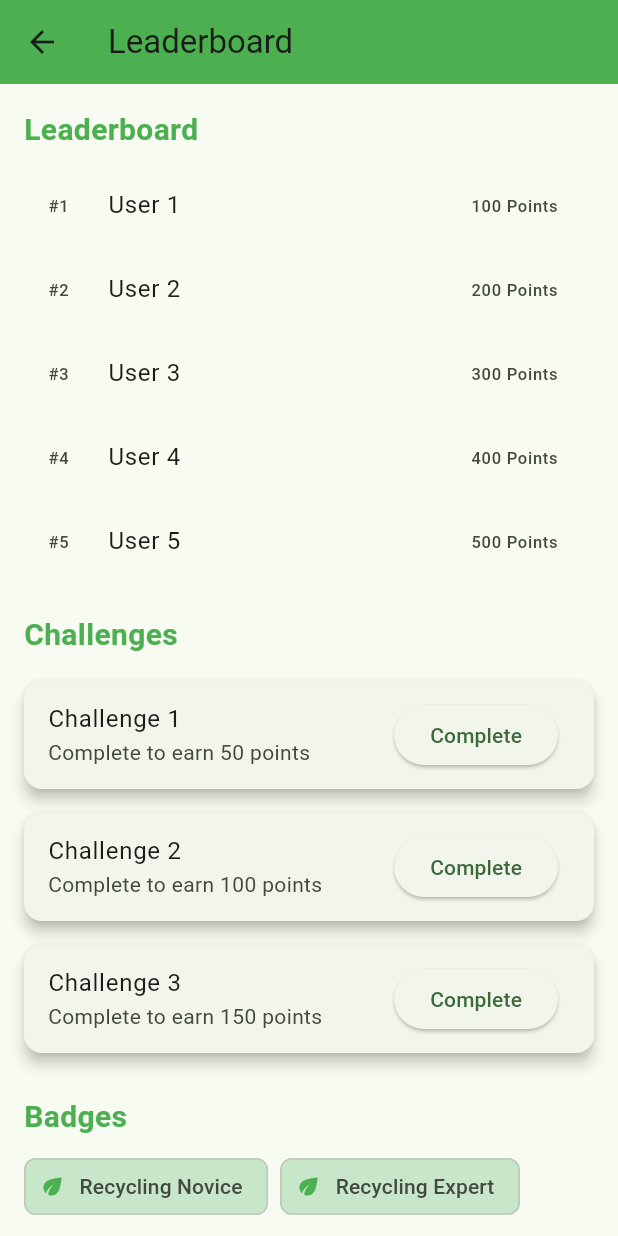
After one commit to Sreys10/ngo_app2, a Flutter app: the RecyclingPage screen opened directly, scrolled down 1049 dp, after a tap on "View Leaderboard", on a phone screen of 412 x 824 dp. The commit adds this screen. Run offline on Flutter 3.47's test engine with Material 3 defaults, Android fonts, the phone set to English and light mode, and no system bars.

Commit message:
added gamification function in recycle page

```diff
--- /dev/null
+++ b/ngo_app/lib/recycle/gamification.dart
@@ -0,0 +1,181 @@
+// gamification.dart
+import 'package:flutter/material.dart';
+
+class LeaderboardPage extends StatelessWidget {
+  const LeaderboardPage({super.key});
+
+  @override
+  Widget build(BuildContext context) {
+    return Scaffold(
+      appBar: AppBar(
+        title: const Text('Leaderboard'),
+        backgroundColor: Colors.green,
+        elevation: 0,
+      ),
+      body: SingleChildScrollView(
+        child: Padding(
+          padding: const EdgeInsets.all(16.0),
+          child: Column(
+            crossAxisAlignment: CrossAxisAlignment.start,
+            children: [
+              _buildLeaderboardSection(),
+              const SizedBox(height: 20),
+              _buildChallengesSection(context),
+              const SizedBox(height: 20),
+              _buildBadgesSection(),
+              const SizedBox(height: 20),
+              _buildRewardsSection(context),
+            ],
+          ),
+        ),
+      ),
+    );
+  }
+
+  Widget _buildLeaderboardSection() {
+    return Column(
+      crossAxisAlignment: CrossAxisAlignment.start,
+      children: [
+        const Text(
+          'Leaderboard',
+          style: TextStyle(
+            fontSize: 20,
+            fontWeight: FontWeight.bold,
+            color: Colors.green,
+          ),
+        ),
+        const SizedBox(height: 8),
+        ListView.builder(
+          shrinkWrap: true,
+          physics: const NeverScrollableScrollPhysics(),
+          itemCount: 5,
+          itemBuilder: (context, index) {
+            return ListTile(
+              leading: Text('#${index + 1}'),
+              title: Text('User ${index + 1}'),
+              trailing: Text('${(index + 1) * 100} Points'),
+            );
+          },
+        ),
+      ],
+    );
+  }
+
+  Widget _buildChallengesSection(BuildContext context) {
+    return Column(
+      crossAxisAlignment: CrossAxisAlignment.start,
+      children: [
+        const Text(
+          'Challenges',
+          style: TextStyle(
+            fontSize: 20,
+            fontWeight: FontWeight.bold,
+            color: Colors.green,
+          ),
+        ),
+        const SizedBox(height: 8),
+        ListView.builder(
+          shrinkWrap: true,
+          physics: const NeverScrollableScrollPhysics(),
+          itemCount: 3,
+          itemBuilder: (context, index) {
+            return Card(
+              margin: const EdgeInsets.symmetric(vertical: 8),
+              elevation: 4,
+              shape: RoundedRectangleBorder(
+                borderRadius: BorderRadius.circular(12),
+              ),
+              child: ListTile(
+                title: Text('Challenge ${index + 1}'),
+                subtitle: Text('Complete to earn ${(index + 1) * 50} points'),
+                trailing: ElevatedButton(
+                  onPressed: () {
+                    ScaffoldMessenger.of(context).showSnackBar(
+                      SnackBar(
+                        content: Text('Challenge ${index + 1} completed!'),
+                      ),
+                    );
+                  },
+                  child: const Text('Complete'),
+                ),
+              ),
+            );
+          },
+        ),
+      ],
+    );
+  }
+
+  Widget _buildBadgesSection() {
+    return Column(
+      crossAxisAlignment: CrossAxisAlignment.start,
+      children: [
+        const Text(
+          'Badges',
+          style: TextStyle(
+            fontSize: 20,
+            fontWeight: FontWeight.bold,
+            color: Colors.green,
+          ),
+        ),
+        const SizedBox(height: 8),
+        Wrap(
+          spacing: 8,
+          runSpacing: 8,
+          children: [
+            _buildBadge('Recycling Novice'),
+            _buildBadge('Recycling Expert'),
+            _buildBadge('Eco Warrior'),
+          ],
+        ),
+      ],
+    );
+  }
+
+  Widget _buildBadge(String badgeName) {
+    return Chip(
+      label: Text(badgeName),
+      backgroundColor: Colors.green[100],
+      avatar: const Icon(Icons.eco, color: Colors.green),
+    );
+  }
+
+  Widget _buildRewardsSection(BuildContext context) {
+    return Column(
+      crossAxisAlignment: CrossAxisAlignment.start,
+      children: [
+        const Text(
+          'Rewards',
+          style: TextStyle(
+            fontSize: 20,
+            fontWeight: FontWeight.bold,
+            color: Colors.green,
+          ),
+        ),
+        const SizedBox(height: 8),
+        Card(
+          margin: const EdgeInsets.symmetric(vertical: 8),
+          elevation: 4,
+          shape: RoundedRectangleBorder(
+            borderRadius: BorderRadius.circular(12),
+          ),
+          child: ListTile(
+            leading: const Icon(Icons.card_giftcard, color: Colors.green),
+            title: const Text('10% Off Coupon'),
+            subtitle: const Text('Redeem for completing challenges'),
+            trailing: ElevatedButton(
+              onPressed: () {
+                ScaffoldMessenger.of(context).showSnackBar(
+                  const SnackBar(
+                    content: Text('Coupon redeemed!'),
+                  ),
+                );
+              },
+              child: const Text('Redeem'),
+            ),
+          ),
+        ),
+      ],
+    );
+  }
+}
--- a/ngo_app/lib/recycle/recycling_page.dart
+++ b/ngo_app/lib/recycle/recycling_page.dart
@@ -1,5 +1,6 @@
 import 'package:flutter/material.dart';
-import 'diy_videos.dart'; // Import the new file for DIY video functionality
+import 'diy_videos.dart'; // Import the DIY videos file
+import 'gamification.dart'; // Import the gamification file
 
 class RecyclingPage extends StatelessWidget {
   const RecyclingPage({super.key});
@@ -133,6 +134,37 @@ class RecyclingPage extends StatelessWidget {
                 ),
               ),
               const SizedBox(height: 20),
+              Center(
+                child: ElevatedButton(
+                  onPressed: () {
+                    Navigator.push(
+                      context,
+                      MaterialPageRoute(
+                        builder: (context) => const LeaderboardPage(),
+                      ),
+                    );
+                  },
+                  style: ElevatedButton.styleFrom(
+                    backgroundColor: Colors.green,
+                    padding: const EdgeInsets.symmetric(
+                      horizontal: 40,
+                      vertical: 16,
+                    ),
+                    shape: RoundedRectangleBorder(
+                      borderRadius: BorderRadius.circular(12),
+                    ),
+                  ),
+                  child: const Text(
+                    'View Leaderboard',
+                    style: TextStyle(
+                      fontSize: 18,
+                      fontWeight: FontWeight.bold,
+                      color: Colors.white,
+                    ),
+                  ),
+                ),
+              ),
+              const SizedBox(height: 20),
             ],
           ),
         ),
```
